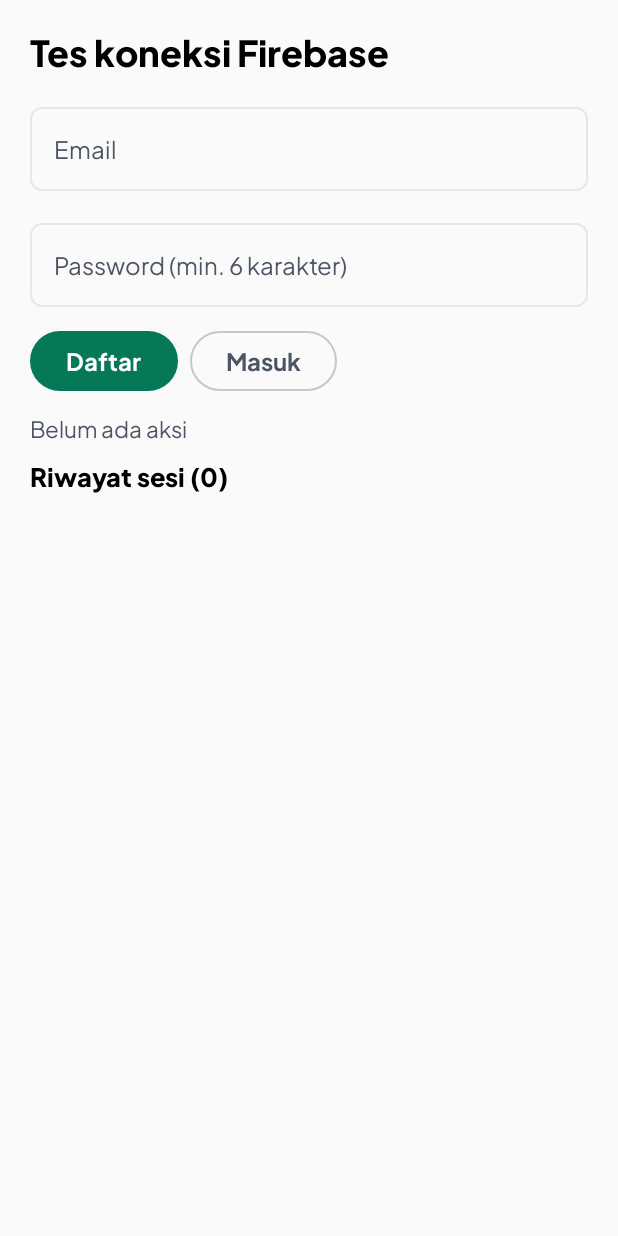
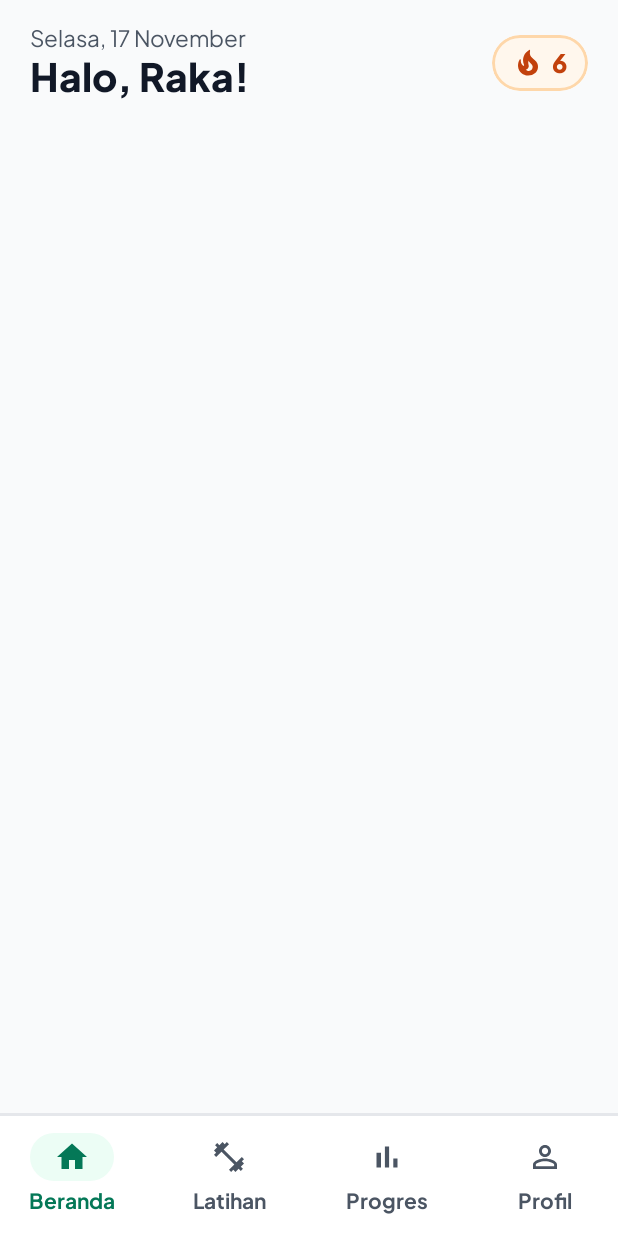
Before and after one commit to christiannathaniel365/MOVIT, an Android app built with Jetpack Compose: the screen it shows after launch (MainActivity), on a phone screen of 412 x 824 dp. Run offline under Robolectric (Android 15) with nearby library versions, the phone set to English and light mode, and no system bars.

Commit message:
Add Bottom nav + streak pill

```diff
--- a/app/src/main/java/com/example/movit/MainActivity.kt
+++ b/app/src/main/java/com/example/movit/MainActivity.kt
@@ -4,16 +4,15 @@ import android.os.Bundle
 import androidx.activity.ComponentActivity
 import androidx.activity.compose.setContent
 import androidx.activity.enableEdgeToEdge
-import com.example.movit.ui.dbtest.DbTestScreen
 import com.example.movit.ui.theme.MovitTheme
-
+import com.example.movit.ui.main.MainScreen
 class MainActivity : ComponentActivity() {
     override fun onCreate(savedInstanceState: Bundle?) {
         super.onCreate(savedInstanceState)
         enableEdgeToEdge()
         setContent {
             MovitTheme {
-                DbTestScreen()
+                MainScreen()
             }
         }
     }
--- /dev/null
+++ b/app/src/main/java/com/example/movit/ui/home/HomeScreen.kt
@@ -0,0 +1,88 @@
+package com.example.movit.ui.home
+
+import androidx.compose.foundation.background
+import androidx.compose.foundation.border
+import androidx.compose.foundation.layout.Arrangement
+import androidx.compose.foundation.layout.Column
+import androidx.compose.foundation.layout.Row
+import androidx.compose.foundation.layout.fillMaxSize
+import androidx.compose.foundation.layout.fillMaxWidth
+import androidx.compose.foundation.layout.padding
+import androidx.compose.foundation.layout.size
+import androidx.compose.foundation.rememberScrollState
+import androidx.compose.foundation.shape.CircleShape
+import androidx.compose.foundation.verticalScroll
+import androidx.compose.material3.Icon
+import androidx.compose.material3.MaterialTheme
+import androidx.compose.material3.Text
+import androidx.compose.runtime.Composable
+import androidx.compose.ui.Alignment
+import androidx.compose.ui.Modifier
+import androidx.compose.ui.draw.clip
+import androidx.compose.ui.res.painterResource
+import androidx.compose.ui.tooling.preview.Preview
+import androidx.compose.ui.unit.dp
+import com.example.movit.R
+import com.example.movit.ui.theme.MovitTheme
+
+@Composable
+fun HomeScreen(modifier: Modifier = Modifier) {
+    Column(
+        modifier = modifier
+            .fillMaxSize()
+            .verticalScroll(rememberScrollState())
+            .padding(horizontal = 20.dp, vertical = 16.dp),
+        verticalArrangement = Arrangement.spacedBy(16.dp),
+    ) {
+        HomeHeader(name = "Raka", dateText = "Selasa, 17 November", streak = 6)
+        // Tahap 3: kartu Latihan hari ini
+        // Tahap 4: kartu Hasil terakhir
+    }
+}
+
+@Composable
+fun HomeHeader(name: String, dateText: String, streak: Int) {
+    Row(
+        modifier = Modifier.fillMaxWidth(),
+        horizontalArrangement = Arrangement.SpaceBetween,
+        verticalAlignment = Alignment.CenterVertically,
+    ) {
+        Column {
+            Text(dateText, style = MaterialTheme.typography.bodyMedium, color = MovitTheme.colors.muted)
+            Text("Halo, $name!", style = MaterialTheme.typography.headlineMedium, color = MovitTheme.colors.text)
+        }
+        StreakPill(streak = streak)
+    }
+}
+
+@Composable
+fun StreakPill(streak: Int) {
+    val isStreak = streak > 0
+    val backgroundColor = if (isStreak) MovitTheme.colors.orangeSoft else MovitTheme.colors.subtle
+    val contentColor = if (isStreak) MovitTheme.colors.orange else MovitTheme.colors.muted
+    val borderWidth = if (isStreak) 2.dp  else 0.dp
+
+    Row(
+        modifier = Modifier
+            .clip(CircleShape)
+            .background(backgroundColor)
+            .border(borderWidth, MovitTheme.colors.orangeBorder, CircleShape)
+            .padding(horizontal = 14.dp, vertical = 8.dp),
+        verticalAlignment = Alignment.CenterVertically,
+        horizontalArrangement = Arrangement.spacedBy(6.dp),
+    ) {
+        Icon(
+            painter = painterResource(R.drawable.ic_flame),
+            contentDescription = null,
+            tint = contentColor,
+            modifier = Modifier.size(20.dp),
+        )
+        Text("$streak", style = MaterialTheme.typography.titleMedium, color = contentColor )
+    }
+}
+
+@Preview(showBackground = true, backgroundColor = 0xFFF9FAFB)
+@Composable
+private fun HomeScreenPreview() {
+    MovitTheme { HomeScreen() }
+}
--- /dev/null
+++ b/app/src/main/java/com/example/movit/ui/main/MainScreen.kt
@@ -0,0 +1,99 @@
+package com.example.movit.ui.main
+
+import androidx.annotation.DrawableRes
+import androidx.compose.foundation.layout.Box
+import androidx.compose.foundation.layout.Column
+import androidx.compose.foundation.layout.fillMaxSize
+import androidx.compose.foundation.layout.padding
+import androidx.compose.material3.HorizontalDivider
+import androidx.compose.material3.Icon
+import androidx.compose.material3.MaterialTheme
+import androidx.compose.material3.NavigationBar
+import androidx.compose.material3.NavigationBarItem
+import androidx.compose.material3.NavigationBarItemDefaults
+import androidx.compose.material3.Scaffold
+import androidx.compose.material3.Text
+import androidx.compose.runtime.Composable
+import androidx.compose.runtime.getValue
+import androidx.compose.runtime.mutableStateOf
+import androidx.compose.runtime.saveable.rememberSaveable
+import androidx.compose.runtime.setValue
+import androidx.compose.ui.Alignment
+import androidx.compose.ui.Modifier
+import androidx.compose.ui.res.painterResource
+import androidx.compose.ui.tooling.preview.Preview
+import androidx.compose.ui.unit.dp
+import com.example.movit.R
+import com.example.movit.ui.theme.MovitTheme
+import com.example.movit.ui.home.HomeScreen
+// Daftar tab di bottom nav: label + ikon
+enum class MovitTab(val label: String, @DrawableRes val icon: Int) {
+    BERANDA("Beranda", R.drawable.ic_home),
+    LATIHAN("Latihan", R.drawable.ic_latihan),
+    PROGRES("Progres", R.drawable.ic_progres),
+    PROFIL("Profil", R.drawable.ic_profil),
+}
+
+@Composable
+fun MainScreen() {
+    // Tab yang sedang dipilih. Berubah → layar digambar ulang
+    var selectedTab by rememberSaveable { mutableStateOf(MovitTab.BERANDA) }
+
+    Scaffold(
+        containerColor = MaterialTheme.colorScheme.background,
+        bottomBar = {
+            MovitBottomBar(
+                selectedTab = selectedTab,
+                onTabSelected = { tab -> selectedTab = tab },
+            )
+        },
+    ) { innerPadding ->
+        Box(
+            modifier = Modifier
+                .fillMaxSize()
+                .padding(innerPadding),
+            contentAlignment = Alignment.Center,
+        ) {
+            when (selectedTab){
+                MovitTab.BERANDA -> HomeScreen()
+                MovitTab.LATIHAN -> Text("Daftar gerakan")
+                MovitTab.PROGRES -> Text("Grafik progres")
+                MovitTab.PROFIL -> Text("Profil saya")
+
+            }
+        }
+    }
+}
+
+@Composable
+fun MovitBottomBar(
+    selectedTab: MovitTab,
+    onTabSelected: (MovitTab) -> Unit,
+) {
+    Column {
+        HorizontalDivider(thickness = 2.dp, color = MovitTheme.colors.border)
+        NavigationBar(containerColor = MovitTheme.colors.surface) {
+            MovitTab.entries.forEach { tab ->
+                NavigationBarItem(
+                    selected = tab == selectedTab,
+                    onClick = { onTabSelected(tab) },
+                    icon = { Icon(painterResource(tab.icon), contentDescription = null) },
+                    label = { Text(tab.label) },
+                    colors = NavigationBarItemDefaults.colors(
+                        selectedIconColor = MovitTheme.colors.accent,
+                        selectedTextColor = MovitTheme.colors.accent,
+                        indicatorColor = MovitTheme.colors.accentSoft,
+                        unselectedIconColor = MovitTheme.colors.muted,
+                        unselectedTextColor = MovitTheme.colors.muted,
+                    ),
+                )
+            }
+        }
+    }
+}
+
+@Preview(showBackground = true)
+@Composable
+private fun MainScreenPreview() {
+    MovitTheme { MainScreen() }
+}
--- /dev/null
+++ b/app/src/main/res/drawable/ic_flame.xml
@@ -0,0 +1,20 @@
+<!--
+  ~ Copyright (C) 2026 The Android Open Source Project
+  ~
+  ~ Licensed under the Apache License, Version 2.0 (the "License");
+  ~ you may not use this file except in compliance with the License.
+  ~ You may obtain a copy of the License at
+  ~
+  ~      http://www.apache.org/licenses/LICENSE-2.0
+  ~
+  ~ Unless required by applicable law or agreed to in writing, software
+  ~ distributed under the License is distributed on an "AS IS" BASIS,
+  ~ WITHOUT WARRANTIES OR CONDITIONS OF ANY KIND, either express or implied.
+  ~ See the License for the specific language governing permissions and
+  ~ limitations under the License.
+  -->
+<vector xmlns:android="http://schemas.android.com/apk/res/android" android:height="24dp" android:tint="#000000" android:viewportHeight="24" android:viewportWidth="24" android:width="24dp">
+
+    <path android:fillColor="@android:color/white" android:pathData="M19.48,12.35c-1.57,-4.08 -7.16,-4.3 -5.81,-10.23c0.1,-0.44 -0.37,-0.78 -0.75,-0.55C9.29,3.71 6.68,8 8.87,13.62c0.18,0.46 -0.36,0.89 -0.75,0.59c-1.81,-1.37 -2,-3.34 -1.84,-4.75c0.06,-0.52 -0.62,-0.77 -0.91,-0.34C4.69,10.16 4,11.84 4,14.37c0.38,5.6 5.11,7.32 6.81,7.54c2.43,0.31 5.06,-0.14 6.95,-1.87C19.84,18.11 20.6,15.03 19.48,12.35zM10.2,17.38c1.44,-0.35 2.18,-1.39 2.38,-2.31c0.33,-1.43 -0.96,-2.83 -0.09,-5.09c0.33,1.87 3.27,3.04 3.27,5.08C15.84,17.59 13.1,19.76 10.2,17.38z"/>
+
+</vector>
--- /dev/null
+++ b/app/src/main/res/drawable/ic_home.xml
@@ -0,0 +1,20 @@
+<!--
+  ~ Copyright (C) 2026 The Android Open Source Project
+  ~
+  ~ Licensed under the Apache License, Version 2.0 (the "License");
+  ~ you may not use this file except in compliance with the License.
+  ~ You may obtain a copy of the License at
+  ~
+  ~      http://www.apache.org/licenses/LICENSE-2.0
+  ~
+  ~ Unless required by applicable law or agreed to in writing, software
+  ~ distributed under the License is distributed on an "AS IS" BASIS,
+  ~ WITHOUT WARRANTIES OR CONDITIONS OF ANY KIND, either express or implied.
+  ~ See the License for the specific language governing permissions and
+  ~ limitations under the License.
+  -->
+<vector xmlns:android="http://schemas.android.com/apk/res/android" android:height="24dp" android:tint="#000000" android:viewportHeight="24" android:viewportWidth="24" android:width="24dp">
+
+    <path android:fillColor="@android:color/white" android:pathData="M10,20v-6h4v6h5v-8h3L12,3 2,12h3v8z"/>
+
+</vector>
--- /dev/null
+++ b/app/src/main/res/drawable/ic_latihan.xml
@@ -0,0 +1,20 @@
+<!--
+  ~ Copyright (C) 2026 The Android Open Source Project
+  ~
+  ~ Licensed under the Apache License, Version 2.0 (the "License");
+  ~ you may not use this file except in compliance with the License.
+  ~ You may obtain a copy of the License at
+  ~
+  ~      http://www.apache.org/licenses/LICENSE-2.0
+  ~
+  ~ Unless required by applicable law or agreed to in writing, software
+  ~ distributed under the License is distributed on an "AS IS" BASIS,
+  ~ WITHOUT WARRANTIES OR CONDITIONS OF ANY KIND, either express or implied.
+  ~ See the License for the specific language governing permissions and
+  ~ limitations under the License.
+  -->
+<vector xmlns:android="http://schemas.android.com/apk/res/android" android:height="24dp" android:tint="#000000" android:viewportHeight="24" android:viewportWidth="24" android:width="24dp">
+
+    <path android:fillColor="@android:color/white" android:pathData="M20.57,14.86L22,13.43 20.57,12 17,15.57 8.43,7 12,3.43 10.57,2 9.14,3.43 7.71,2 5.57,4.14 4.14,2.71 2.71,4.14l1.43,1.43L2,7.71l1.43,1.43L2,10.57 3.43,12 7,8.43 15.57,17 12,20.57 13.43,22l1.43,-1.43L16.29,22l2.14,-2.14 1.43,1.43 1.43,-1.43 -1.43,-1.43L22,16.29z"/>
+
+</vector>
--- /dev/null
+++ b/app/src/main/res/drawable/ic_profil.xml
@@ -0,0 +1,20 @@
+<!--
+  ~ Copyright (C) 2026 The Android Open Source Project
+  ~
+  ~ Licensed under the Apache License, Version 2.0 (the "License");
+  ~ you may not use this file except in compliance with the License.
+  ~ You may obtain a copy of the License at
+  ~
+  ~      http://www.apache.org/licenses/LICENSE-2.0
+  ~
+  ~ Unless required by applicable law or agreed to in writing, software
+  ~ distributed under the License is distributed on an "AS IS" BASIS,
+  ~ WITHOUT WARRANTIES OR CONDITIONS OF ANY KIND, either express or implied.
+  ~ See the License for the specific language governing permissions and
+  ~ limitations under the License.
+  -->
+<vector xmlns:android="http://schemas.android.com/apk/res/android" android:height="24dp" android:tint="#000000" android:viewportHeight="24" android:viewportWidth="24" android:width="24dp">
+
+    <path android:fillColor="@android:color/white" android:pathData="M12,5.9c1.16,0 2.1,0.94 2.1,2.1s-0.94,2.1 -2.1,2.1S9.9,9.16 9.9,8s0.94,-2.1 2.1,-2.1m0,9c2.97,0 6.1,1.46 6.1,2.1v1.1L5.9,18.1L5.9,17c0,-0.64 3.13,-2.1 6.1,-2.1M12,4C9.79,4 8,5.79 8,8s1.79,4 4,4 4,-1.79 4,-4 -1.79,-4 -4,-4zM12,13c-2.67,0 -8,1.34 -8,4v3h16v-3c0,-2.66 -5.33,-4 -8,-4z"/>
+
+</vector>
--- /dev/null
+++ b/app/src/main/res/drawable/ic_progres.xml
@@ -0,0 +1,20 @@
+<!--
+  ~ Copyright (C) 2026 The Android Open Source Project
+  ~
+  ~ Licensed under the Apache License, Version 2.0 (the "License");
+  ~ you may not use this file except in compliance with the License.
+  ~ You may obtain a copy of the License at
+  ~
+  ~      http://www.apache.org/licenses/LICENSE-2.0
+  ~
+  ~ Unless required by applicable law or agreed to in writing, software
+  ~ distributed under the License is distributed on an "AS IS" BASIS,
+  ~ WITHOUT WARRANTIES OR CONDITIONS OF ANY KIND, either express or implied.
+  ~ See the License for the specific language governing permissions and
+  ~ limitations under the License.
+  -->
+<vector xmlns:android="http://schemas.android.com/apk/res/android" android:height="24dp" android:tint="#000000" android:viewportHeight="24" android:viewportWidth="24" android:width="24dp">
+
+    <path android:fillColor="@android:color/white" android:pathData="M5,9.2h3L8,19L5,19zM10.6,5h2.8v14h-2.8zM16.2,13L19,13v6h-2.8z"/>
+
+</vector>
```
